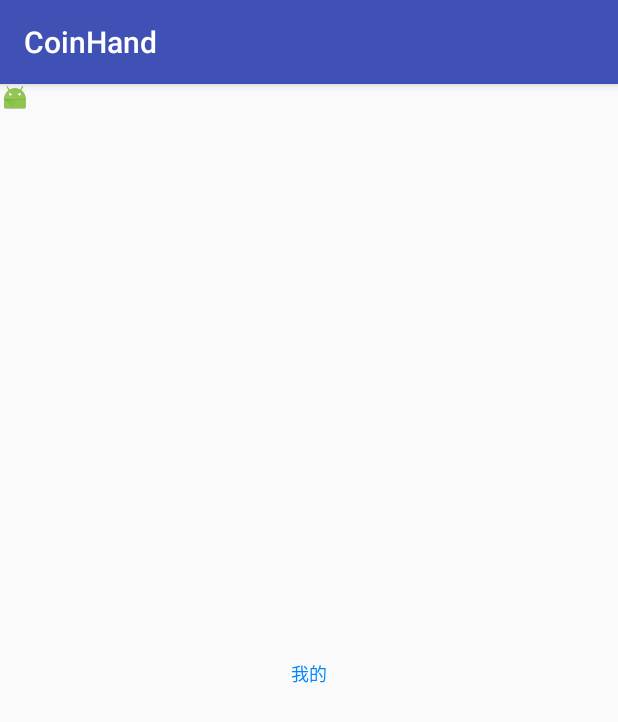
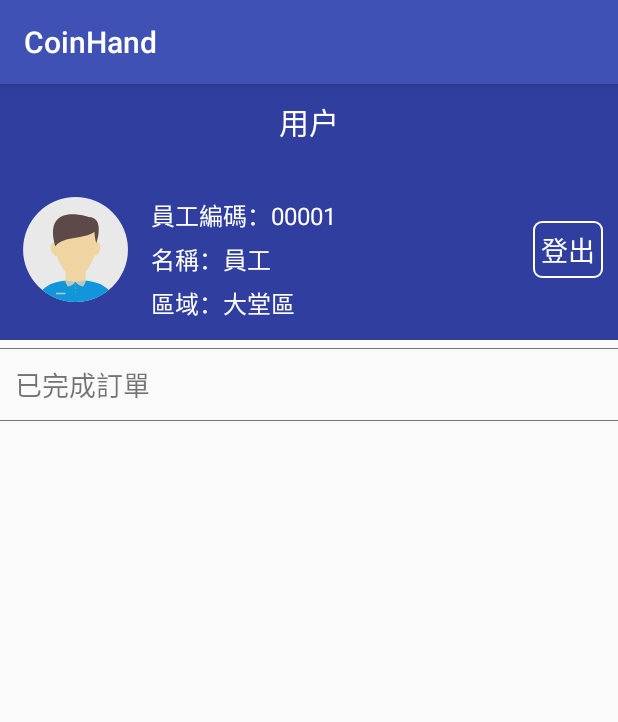
Before and after one commit to 17710622616/CoinHand, an Android app: the fragment MineFragment shown on its own in the app's theme, on a phone screen of 412 x 824 dp. Shown: the top 722 px of the screen. Run offline under Robolectric (Android 15) with nearby library versions, the phone set to English and light mode, and no system bars.

Commit message:
地圖、定位、增加mark及我的

```diff
--- a/app/src/main/java/com/bssf/john_li/coinhand/CHFragment/InsertCoinsFragment.java
+++ b/app/src/main/java/com/bssf/john_li/coinhand/CHFragment/InsertCoinsFragment.java
@@ -411,8 +411,8 @@ public class InsertCoinsFragment extends LazyLoadFragment implements View.OnClic
                 Marker marker = mGoogleMap.addMarker(options);
                 marker.setTag(i);
             }
-            LatLng sydney = new LatLng(22.200175,113.544710);
-            mGoogleMap.moveCamera(CameraUpdateFactory.newLatLngZoom(sydney, 16));
+            latLng = new LatLng(mLastLocation.getLatitude(),mLastLocation.getLongitude());
+            mGoogleMap.moveCamera(CameraUpdateFactory.newLatLngZoom(latLng, 15.5F));
         } else {
             Toast.makeText(getActivity(), "定位信息有誤，請重新定位！", Toast.LENGTH_SHORT);
         }
@@ -425,8 +425,8 @@ public class InsertCoinsFragment extends LazyLoadFragment implements View.OnClic
         orderList = new ArrayList<>();
         for (int i = 1; i < 5000; i += 500) {
             OrderListOutModel model = new OrderListOutModel();
-            model.setLatitude(22.199 + i * 0.000001);
-            model.setLongitude(113.540 + i * 0.000001);
+            model.setLatitude(mLastLocation.getLatitude() + i * 0.000001);
+            model.setLongitude(mLastLocation.getLongitude() + i * 0.000001);
             model.setAddress("澳门特别行政区澳门半岛沙梨頭海邊街");
             if (i % 3 == 0){
                 model.setColor(0);
@@ -439,8 +439,8 @@ public class InsertCoinsFragment extends LazyLoadFragment implements View.OnClic
         }
         for (int i = 1; i < 5000; i += 500) {
             OrderListOutModel model = new OrderListOutModel();
-            model.setLatitude(22.198 + i * 0.000001);
-            model.setLongitude(113.542 + i * 0.000001);
+            model.setLatitude((mLastLocation.getLatitude() - 0.001) + i * 0.000001);
+            model.setLongitude((mLastLocation.getLongitude() - 0.002) + i * 0.000001);
             model.setAddress("澳门特别行政区澳门半岛麻子街");
             if (i % 3 == 0){
                 model.setColor(0);
@@ -453,8 +453,8 @@ public class InsertCoinsFragment extends LazyLoadFragment implements View.OnClic
         }
         for (int i = 1; i < 5000; i += 500) {
             OrderListOutModel model = new OrderListOutModel();
-            model.setLatitude(22.197 + i * 0.000001);
-            model.setLongitude(113.541 + i * 0.000001);
+            model.setLatitude((mLastLocation.getLatitude() - 0.002) + i * 0.000001);
+            model.setLongitude((mLastLocation.getLongitude() + 0.002) + i * 0.000001);
             model.setAddress("澳门特别行政区澳门半岛土地廟前地");
             if (i % 3 == 0){
                 model.setColor(0);
@@ -468,8 +468,8 @@ public class InsertCoinsFragment extends LazyLoadFragment implements View.OnClic
 
         for (int i = 1; i < 5000; i += 500) {
             OrderListOutModel model = new OrderListOutModel();
-            model.setLatitude(22.196 + i * 0.000001);
-            model.setLongitude(113.542 + i * 0.000001);
+            model.setLatitude((mLastLocation.getLatitude() - 0.003) + i * 0.000001);
+            model.setLongitude((mLastLocation.getLongitude() - 0.002) + i * 0.000001);
             model.setAddress("澳门特别行政区澳门半岛僑樂新街");
             if (i % 3 == 0){
                 model.setColor(0);
@@ -483,8 +483,8 @@ public class InsertCoinsFragment extends LazyLoadFragment implements View.OnClic
 
         for (int i = 1; i < 5000; i += 500) {
             OrderListOutModel model = new OrderListOutModel();
-            model.setLatitude(22.201 + i * 0.000001);
-            model.setLongitude(113.541 + i * 0.000001);
+            model.setLatitude((mLastLocation.getLatitude() - 0.004) + i * 0.000001);
+            model.setLongitude((mLastLocation.getLongitude() + 0.002) + i * 0.000001);
             model.setAddress("澳门特别行政区澳门半岛連勝馬路");
             if (i % 3 == 0){
                 model.setColor(0);
@@ -497,8 +497,8 @@ public class InsertCoinsFragment extends LazyLoadFragment implements View.OnClic
         }
         for (int i = 1; i < 5000; i += 500) {
             OrderListOutModel model = new OrderListOutModel();
-            model.setLatitude(22.195 + i * 0.000001);
-            model.setLongitude(113.540 + i * 0.000001);
+            model.setLatitude((mLastLocation.getLatitude() + 0.001) + i * 0.000001);
+            model.setLongitude((mLastLocation.getLongitude() - 0.002) + i * 0.000001);
             model.setAddress("澳门特别行政区澳门半岛沙梨頭海邊街");
             if (i % 3 == 0){
                 model.setColor(0);
@@ -511,8 +511,8 @@ public class InsertCoinsFragment extends LazyLoadFragment implements View.OnClic
         }
         for (int i = 1; i < 5000; i += 500) {
             OrderListOutModel model = new OrderListOutModel();
-            model.setLatitude(22.194 + i * 0.000001);
-            model.setLongitude(113.542 + i * 0.000001);
+            model.setLatitude((mLastLocation.getLatitude() + 0.002) + i * 0.000001);
+            model.setLongitude((mLastLocation.getLongitude() + 0.002) + i * 0.000001);
             model.setAddress("澳门特别行政区澳门半岛麻子街");
             if (i % 3 == 0){
                 model.setColor(0);
@@ -525,8 +525,8 @@ public class InsertCoinsFragment extends LazyLoadFragment implements View.OnClic
         }
         for (int i = 1; i < 5000; i += 500) {
             OrderListOutModel model = new OrderListOutModel();
-            model.setLatitude(22.193 + i * 0.000001);
-            model.setLongitude(113.541 + i * 0.000001);
+            model.setLatitude((mLastLocation.getLatitude() + 0.003) + i * 0.000001);
+            model.setLongitude((mLastLocation.getLongitude() - 0.002) + i * 0.000001);
             model.setAddress("澳门特别行政区澳门半岛土地廟前地");
             if (i % 3 == 0){
                 model.setColor(0);
@@ -540,8 +540,8 @@ public class InsertCoinsFragment extends LazyLoadFragment implements View.OnClic
 
         for (int i = 1; i < 5000; i += 500) {
             OrderListOutModel model = new OrderListOutModel();
-            model.setLatitude(22.192 + i * 0.000001);
-            model.setLongitude(113.542 + i * 0.000001);
+            model.setLatitude((mLastLocation.getLatitude() + 0.004) + i * 0.000001);
+            model.setLongitude((mLastLocation.getLongitude() + 0.002) + i * 0.000001);
             model.setAddress("澳门特别行政区澳门半岛僑樂新街");
             if (i % 3 == 0){
                 model.setColor(0);
@@ -555,8 +555,8 @@ public class InsertCoinsFragment extends LazyLoadFragment implements View.OnClic
 
         for (int i = 1; i < 5000; i += 500) {
             OrderListOutModel model = new OrderListOutModel();
-            model.setLatitude(22.200001 + i * 0.000001);
-            model.setLongitude(113.541 + i * 0.000001);
+            model.setLatitude((mLastLocation.getLatitude() + 0.005) + i * 0.000001);
+            model.setLongitude((mLastLocation.getLongitude() - 0.002) + i * 0.000001);
             model.setAddress("澳门特别行政区澳门半岛連勝馬路");
             if (i % 3 == 0){
                 model.setColor(0);
--- /dev/null
+++ b/app/src/main/res/drawable/shape_bottom.xml
@@ -0,0 +1,5 @@
+<?xml version="1.0" encoding="utf-8"?>
+<shape xmlns:android="http://schemas.android.com/apk/res/android">
+    <stroke android:color="@color/colorWight" android:width="1dp"/>
+    <corners android:radius="5dp"/>
+</shape>
--- a/app/src/main/res/layout/fragment_insert_coins.xml
+++ b/app/src/main/res/layout/fragment_insert_coins.xml
@@ -15,7 +15,7 @@
             android:layout_width="wrap_content"
             android:layout_height="wrap_content"
             android:layout_gravity="center_vertical"
-            android:src="@mipmap/mine1"
+            android:src="@mipmap/refresh"
             android:visibility="invisible"/>
 
         <TextView
--- a/app/src/main/res/layout/fragment_mine.xml
+++ b/app/src/main/res/layout/fragment_mine.xml
@@ -3,19 +3,113 @@
     android:orientation="vertical"
     android:layout_width="match_parent"
     android:layout_height="match_parent">
-    <ImageView
-        android:id="@+id/imgView"
-        android:layout_width="20dp"
-        android:layout_height="18dp"
-        android:src="@mipmap/ic_launcher"/>
+    <LinearLayout
+        android:layout_width="match_parent"
+        android:layout_height="wrap_content"
+        android:orientation="horizontal"
+        android:background="@color/colorPrimaryDark"
+        android:padding="10dp">
+        <ImageView
+            android:id="@+id/insert_back"
+            android:layout_width="wrap_content"
+            android:layout_height="wrap_content"
+            android:layout_gravity="center_vertical"
+            android:src="@mipmap/refresh"
+            android:visibility="invisible"/>
 
+        <TextView
+            android:id="@+id/insert_title"
+            android:layout_width="0dp"
+            android:layout_height="wrap_content"
+            android:layout_weight="1"
+            android:layout_gravity="center_vertical"
+            android:gravity="center"
+            android:text="用户"
+            android:textColor="@color/colorWight"
+            android:textSize="20sp"/>
+
+        <ImageView
+            android:id="@+id/insert_refresh"
+            android:layout_width="wrap_content"
+            android:layout_height="wrap_content"
+            android:layout_gravity="center_vertical"
+            android:src="@mipmap/refresh"
+            android:visibility="invisible"/>
+    </LinearLayout>
+
+    <RelativeLayout
+        android:layout_width="match_parent"
+        android:layout_height="wrap_content"
+        android:background="@color/colorPrimaryDark"
+        android:paddingTop="10dp"
+        android:paddingBottom="10dp">
+        <ImageView
+            android:id="@+id/mine_head"
+            android:layout_width="wrap_content"
+            android:layout_height="wrap_content"
+            android:layout_margin="15dp"
+            android:src="@mipmap/head"/>
+
+        <TextView
+            android:id="@+id/mine_num"
+            android:layout_width="wrap_content"
+            android:layout_height="wrap_content"
+            android:text="員工編碼：00001"
+            android:textSize="16sp"
+            android:textColor="@color/colorWight"
+            android:layout_toRightOf="@id/mine_head"
+            android:paddingTop="15dp"/>
+
+        <TextView
+            android:id="@+id/mine_name"
+            android:layout_width="wrap_content"
+            android:layout_height="wrap_content"
+            android:text="名稱：員工"
+            android:textSize="16sp"
+            android:textColor="@color/colorWight"
+            android:layout_toRightOf="@id/mine_head"
+            android:layout_below="@id/mine_num"
+            android:paddingTop="5dp"/>
+
+        <TextView
+            android:id="@+id/mine_area"
+            android:layout_width="wrap_content"
+            android:layout_height="wrap_content"
+            android:text="區域：大堂區"
+            android:textSize="16sp"
+            android:textColor="@color/colorWight"
+            android:layout_toRightOf="@id/mine_head"
+            android:layout_below="@id/mine_name"
+            android:paddingTop="5dp"/>
+
+        <TextView
+            android:id="@+id/mine_login_out"
+            android:layout_width="wrap_content"
+            android:layout_height="wrap_content"
+            android:text="登出"
+            android:textSize="18sp"
+            android:textColor="@color/colorWight"
+            android:layout_alignParentRight="true"
+            android:layout_centerVertical="true"
+            android:padding="5dp"
+            android:layout_margin="10dp"
+            android:background="@drawable/shape_bottom"/>
+    </RelativeLayout>
+
+    <View
+        android:layout_width="match_parent"
+        android:layout_height="0.1dp"
+        android:layout_marginTop="5dp"
+        android:background="@color/colorDrakGray"/>
     <TextView
-        android:id="@+id/textView"
+        android:id="@+id/mine_did_order"
         android:layout_width="match_parent"
-        android:layout_height="match_parent"
-        android:gravity="center"
-        android:lines="1"
-        android:text="我的"
-        android:textColor="@color/base_color"
-        android:textSize="12sp" />
+        android:layout_height="wrap_content"
+        android:text="已完成訂單"
+        android:textSize="18sp"
+        android:padding="10dp"/>
+    <View
+        android:layout_width="match_parent"
+        android:layout_height="0.1dp"
+        android:background="@color/colorDrakGray"/>
 </LinearLayout>
```
Also changed, not shown: app/src/main/res/mipmap-hdpi/head.png (added).
